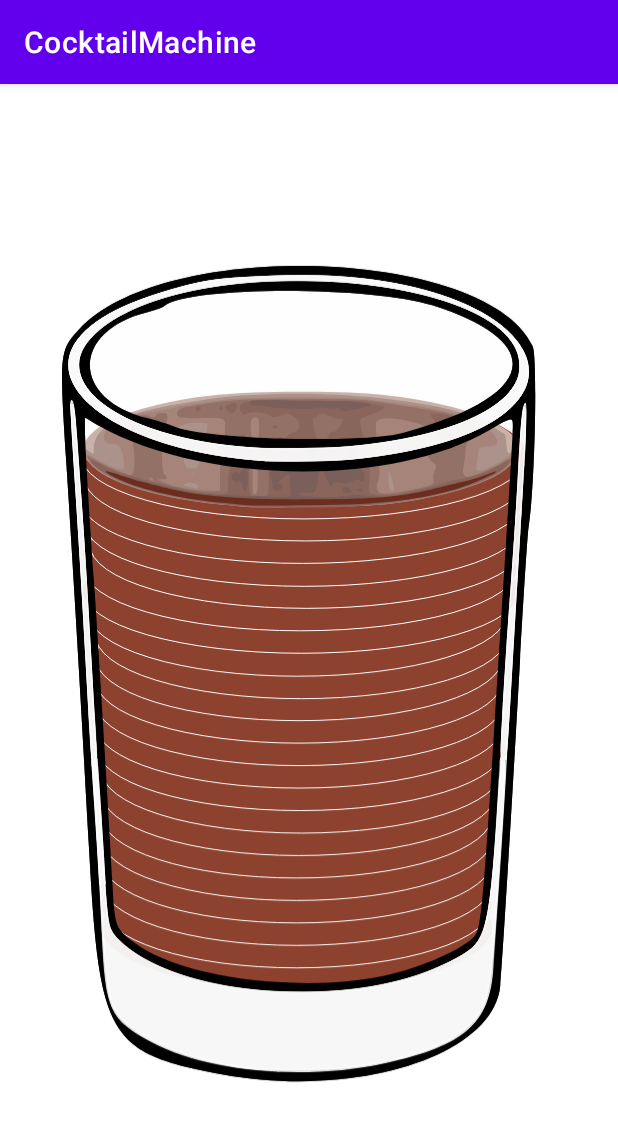
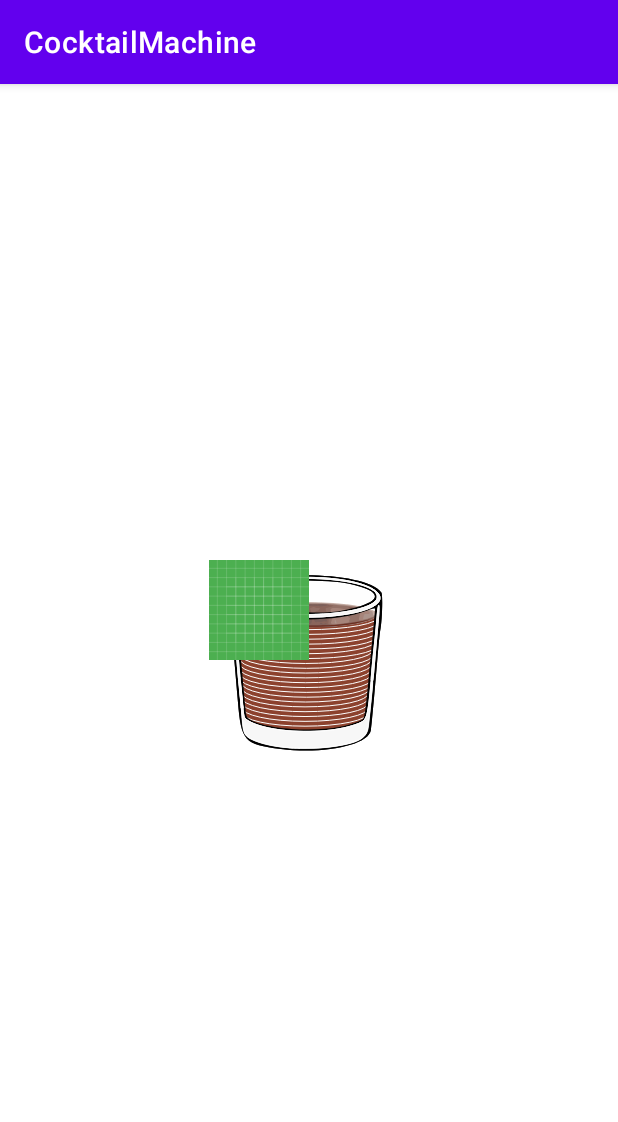
Before and after one commit to amirrabieyannejad/CocktailMachine, an Android app: the screen it shows after launch (Grafik), on a phone screen of 412 x 824 dp. Shown: the top 1122 px of the screen. Run offline under Robolectric (Android 15) with nearby library versions, the light colour scheme and no system bars.

Commit message:
Versuche für Darstellungsmodul

```diff
--- a/app/src/main/java/com/example/cocktailmachine/ui/Grafik.java
+++ b/app/src/main/java/com/example/cocktailmachine/ui/Grafik.java
@@ -3,10 +3,12 @@ package com.example.cocktailmachine.ui;
 import androidx.appcompat.app.AppCompatActivity;
 import androidx.core.content.res.ResourcesCompat;
 
+import android.animation.ValueAnimator;
 import android.content.res.Resources;
+import android.graphics.Bitmap;
+import android.graphics.Canvas;
 import android.graphics.drawable.Drawable;
 import android.graphics.drawable.VectorDrawable;
-import android.media.Image;
 import android.os.Bundle;
 import android.widget.ImageView;
 
@@ -21,8 +23,30 @@ public class Grafik extends AppCompatActivity {
         setContentView(R.layout.activity_grafik);
         Resources res = this.getResources();
         Drawable myImage = ResourcesCompat.getDrawable(res, R.drawable.glas8, null);
+        Drawable myImage2 = ResourcesCompat.getDrawable(res, R.drawable.ic_launcher_background, null);
+        VectorDrawable vec = (VectorDrawable) myImage;
 
-        VectorDrawable vec = (VectorDrawable) myImage;
+        System.out.println("Can aply theme: "+ vec.canApplyTheme());
+        Drawable.ConstantState cs = vec.getConstantState();
+        System.out.println(cs);
+        ValueAnimator va =  ValueAnimator.ofArgb(1111);
+        Bitmap bm = Bitmap.createBitmap(200,200,Bitmap.Config.ARGB_8888);
+        Canvas canvas = new Canvas(bm);
+        myImage.setBounds(0, 0, canvas.getWidth(), canvas.getHeight());
+        myImage.draw(canvas);
+        myImage2.setBounds(0, 0, canvas.getWidth()/2, canvas.getHeight()/2);
+        myImage2.draw(canvas);
+        ImageView iv =(ImageView) findViewById(R.id.ivtest);
+        iv.draw(canvas);
+        iv.setImageBitmap(bm);
+    }
+
+    public static Bitmap overlay(Bitmap bmp1, Bitmap bmp2) {
+        Bitmap bmOverlay = Bitmap.createBitmap(bmp1.getWidth(), bmp1.getHeight(), bmp1.getConfig());
+        Canvas canvas = new Canvas(bmOverlay);
+        canvas.drawBitmap(bmp1, 0, 0, null);
+        canvas.drawBitmap(bmp2, 0, 0, null);
+        return bmOverlay;
     }
 
 
--- a/app/src/main/res/drawable/glas8.xml
+++ b/app/src/main/res/drawable/glas8.xml
@@ -17,91 +17,113 @@
     <path android:fillColor="#8c422e" android:fillType="evenOdd"
         android:pathData="M90,651.94a174.1,56.06 0,1 0,348.21 0a174.1,56.06 0,1 0,-348.21 0z"
         android:strokeColor="#fefefe" android:strokeLineCap="round"
-        android:strokeLineJoin="round" android:strokeWidth="0"/>
+        android:strokeLineJoin="round" android:strokeWidth="0"
+        android:name="image1"/>
     <path android:fillColor="#8c422e" android:fillType="evenOdd"
         android:pathData="M90,631.94a174.1,56.06 0,1 0,348.21 0a174.1,56.06 0,1 0,-348.21 0z"
         android:strokeColor="#fefefe" android:strokeLineCap="round"
-        android:strokeLineJoin="round" android:strokeWidth="0"/>
+        android:strokeLineJoin="round" android:strokeWidth="0"
+        android:name="image2"/>
     <path android:fillColor="#8c422e" android:fillType="evenOdd"
         android:pathData="M90,611.94a174.1,56.06 0,1 0,348.21 0a174.1,56.06 0,1 0,-348.21 0z"
         android:strokeColor="#fefefe" android:strokeLineCap="round"
-        android:strokeLineJoin="round" android:strokeWidth="0"/>
+        android:strokeLineJoin="round" android:strokeWidth="0"
+        android:name="image3"/>
     <path android:fillColor="#8c422e" android:fillType="evenOdd"
         android:pathData="M90,591.94a174.1,56.06 0,1 0,348.21 0a174.1,56.06 0,1 0,-348.21 0z"
         android:strokeColor="#fefefe" android:strokeLineCap="round"
-        android:strokeLineJoin="round" android:strokeWidth="0"/>
+        android:strokeLineJoin="round" android:strokeWidth="0"
+        android:name="image4"/>
     <path android:fillColor="#8c422e" android:fillType="evenOdd"
         android:pathData="M90,571.94a174.1,56.06 0,1 0,348.21 0a174.1,56.06 0,1 0,-348.21 0z"
         android:strokeColor="#fefefe" android:strokeLineCap="round"
-        android:strokeLineJoin="round" android:strokeWidth="0"/>
+        android:strokeLineJoin="round" android:strokeWidth="0"
+        android:name="image5"/>
     <path android:fillColor="#8c422e" android:fillType="evenOdd"
         android:pathData="M90,551.94a174.1,56.06 0,1 0,348.21 0a174.1,56.06 0,1 0,-348.21 0z"
         android:strokeColor="#fefefe" android:strokeLineCap="round"
-        android:strokeLineJoin="round" android:strokeWidth="0"/>
+        android:strokeLineJoin="round" android:strokeWidth="0"
+        android:name="image6"/>
     <path android:fillColor="#8c422e" android:fillType="evenOdd"
         android:pathData="M90,531.94a175.86,56.06 0,1 0,351.72 0a175.86,56.06 0,1 0,-351.72 0z"
         android:strokeColor="#fefefe" android:strokeLineCap="round"
-        android:strokeLineJoin="round" android:strokeWidth="0"/>
+        android:strokeLineJoin="round" android:strokeWidth="0"
+        android:name="image7"/>
     <path android:fillColor="#8c422e" android:fillType="evenOdd"
         android:pathData="M90,511.94a178.2,56.06 0,1 0,356.41 0a178.2,56.06 0,1 0,-356.41 0z"
         android:strokeColor="#fefefe" android:strokeLineCap="round"
-        android:strokeLineJoin="round" android:strokeWidth="0"/>
+        android:strokeLineJoin="round" android:strokeWidth="0"
+        android:name="image8"/>
     <path android:fillColor="#8c422e" android:fillType="evenOdd"
         android:pathData="M86.09,491.94a181.13,56.06 0,1 0,362.27 0a181.13,56.06 0,1 0,-362.27 0z"
         android:strokeColor="#fefefe" android:strokeLineCap="round"
-        android:strokeLineJoin="round" android:strokeWidth="0"/>
+        android:strokeLineJoin="round" android:strokeWidth="0"
+        android:name="image9"/>
     <path android:fillColor="#8c422e" android:fillType="evenOdd"
         android:pathData="M85,471.94a181.13,56.06 0,1 0,362.27 0a181.13,56.06 0,1 0,-362.27 0z"
         android:strokeColor="#fefefe" android:strokeLineCap="round"
-        android:strokeLineJoin="round" android:strokeWidth="0"/>
+        android:strokeLineJoin="round" android:strokeWidth="0"
+        android:name="image10"/>
     <path android:fillColor="#8c422e" android:fillType="evenOdd"
         android:pathData="M85,451.94a181.13,56.06 0,1 0,362.27 0a181.13,56.06 0,1 0,-362.27 0z"
         android:strokeColor="#fefefe" android:strokeLineCap="round"
-        android:strokeLineJoin="round" android:strokeWidth="0"/>
+        android:strokeLineJoin="round" android:strokeWidth="0"
+        android:name="image11"/>
     <path android:fillColor="#8c422e" android:fillType="evenOdd"
         android:pathData="M85,431.94a181.13,56.06 0,1 0,362.27 0a181.13,56.06 0,1 0,-362.27 0z"
         android:strokeColor="#fefefe" android:strokeLineCap="round"
-        android:strokeLineJoin="round" android:strokeWidth="0"/>
+        android:strokeLineJoin="round" android:strokeWidth="0"
+        android:name="image12"/>
     <path android:fillColor="#8c422e" android:fillType="evenOdd"
         android:pathData="M85,411.94a181.13,56.06 0,1 0,362.27 0a181.13,56.06 0,1 0,-362.27 0z"
         android:strokeColor="#fefefe" android:strokeLineCap="round"
-        android:strokeLineJoin="round" android:strokeWidth="0"/>
+        android:strokeLineJoin="round" android:strokeWidth="0"
+        android:name="image13"/>
     <path android:fillColor="#8c422e" android:fillType="evenOdd"
         android:pathData="M85,391.94a183.21,56.06 0,1 0,366.41 0a183.21,56.06 0,1 0,-366.41 0z"
         android:strokeColor="#fefefe" android:strokeLineCap="round"
-        android:strokeLineJoin="round" android:strokeWidth="0"/>
+        android:strokeLineJoin="round" android:strokeWidth="0"
+        android:name="image14"/>
     <path android:fillColor="#8c422e" android:fillType="evenOdd"
         android:pathData="M78.92,371.94a186.11,56.06 0,1 0,372.21 0a186.11,56.06 0,1 0,-372.21 0z"
         android:strokeColor="#fefefe" android:strokeLineCap="round"
-        android:strokeLineJoin="round" android:strokeWidth="0"/>
+        android:strokeLineJoin="round" android:strokeWidth="0"
+        android:name="image15"/>
     <path android:fillColor="#8c422e" android:fillType="evenOdd"
         android:pathData="M73.68,351.94a194.67,56.06 0,1 0,389.34 0a194.67,56.06 0,1 0,-389.34 0z"
         android:strokeColor="#fefefe" android:strokeLineCap="round"
-        android:strokeLineJoin="round" android:strokeWidth="0"/>
+        android:strokeLineJoin="round" android:strokeWidth="0"
+        android:name="image16"/>
     <path android:fillColor="#8c422e" android:fillType="evenOdd"
         android:pathData="M74.5,331.94a193.02,56.06 0,1 0,386.05 0a193.02,56.06 0,1 0,-386.05 0z"
         android:strokeColor="#fefefe" android:strokeLineCap="round"
-        android:strokeLineJoin="round" android:strokeWidth="0"/>
+        android:strokeLineJoin="round" android:strokeWidth="0"
+        android:name="image17"/>
     <path android:fillColor="#8c422e" android:fillType="evenOdd"
         android:pathData="M80,311.94a193.02,56.06 0,1 0,386.05 0a193.02,56.06 0,1 0,-386.05 0z"
         android:strokeColor="#fefefe" android:strokeLineCap="round"
-        android:strokeLineJoin="round" android:strokeWidth="0"/>
+        android:strokeLineJoin="round" android:strokeWidth="0"
+        android:name="image18"/>
     <path android:fillColor="#8c422e" android:fillType="evenOdd"
         android:pathData="M75.31,291.94a195.37,56.06 0,1 0,390.73 0a195.37,56.06 0,1 0,-390.73 0z"
         android:strokeColor="#fefefe" android:strokeLineCap="round"
-        android:strokeLineJoin="round" android:strokeWidth="0"/>
+        android:strokeLineJoin="round" android:strokeWidth="0"
+        android:name="image19"/>
     <path android:fillColor="#8c422e" android:fillType="evenOdd"
         android:pathData="M72.19,271.94a196.93,56.06 0,1 0,393.86 0a196.93,56.06 0,1 0,-393.86 0z"
         android:strokeColor="#fefefe" android:strokeLineCap="round"
-        android:strokeLineJoin="round" android:strokeWidth="0"/>
+        android:strokeLineJoin="round" android:strokeWidth="0"
+        android:name="image20"/>
     <path android:fillColor="#8c422e" android:fillType="evenOdd"
         android:pathData="M75,251.94a196.93,56.06 0,1 0,393.86 0a196.93,56.06 0,1 0,-393.86 0z"
         android:strokeColor="#fefefe" android:strokeLineCap="round"
-        android:strokeLineJoin="round" android:strokeWidth="0"/>
+        android:strokeLineJoin="round" android:strokeWidth="0"
+        android:name="image21"/>
     <path android:fillColor="#8c422e" android:fillType="evenOdd"
         android:pathData="M72.27,231.94a198.3,56.06 0,1 0,396.59 0a198.3,56.06 0,1 0,-396.59 0z"
         android:strokeColor="#fefefe" android:strokeLineCap="round"
-        android:strokeLineJoin="round" android:strokeWidth="0"/>
+        android:strokeLineJoin="round" android:strokeWidth="0"
+        android:name="image22"/>
     <path android:fillColor="#cab2a9"
         android:pathData="m74.71,233.29c-5.97,-17.09 16.77,-34.35 58.99,-44.79 37.65,-9.3 65.1,-12.31 120.82,-13.24 61.87,-1.03 102.41,2.49 144.28,12.53 29.12,6.99 54.99,19.87 60.42,30.08 3.34,6.28 2.87,14.86 -1.12,20.37 -90.36,46.61 -325.55,57.89 -383.39,-4.96z" android:strokeWidth="1.24"/>
     <path android:fillColor="#ab938b"
--- a/app/src/main/res/layout/activity_grafik.xml
+++ b/app/src/main/res/layout/activity_grafik.xml
@@ -8,7 +8,7 @@
 
 
     <ImageView
-        android:id="@+id/imageView"
+        android:id="@+id/ivtest"
         android:layout_width="wrap_content"
         android:layout_height="wrap_content"
         android:layout_marginStart="32dp"
@@ -18,6 +18,5 @@
         app:layout_constraintBottom_toBottomOf="parent"
         app:layout_constraintEnd_toEndOf="parent"
         app:layout_constraintStart_toStartOf="parent"
-        app:layout_constraintTop_toTopOf="parent"
-        app:srcCompat="@drawable/glas8" />
+        app:layout_constraintTop_toTopOf="parent" />
 </androidx.constraintlayout.widget.ConstraintLayout>
```
